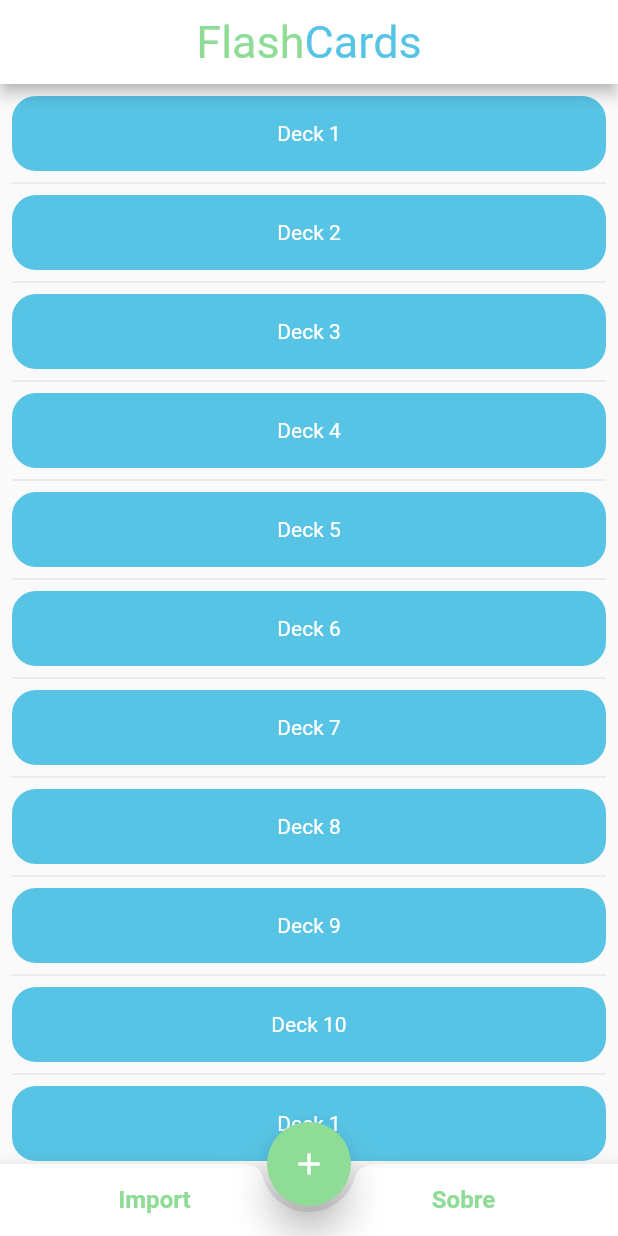
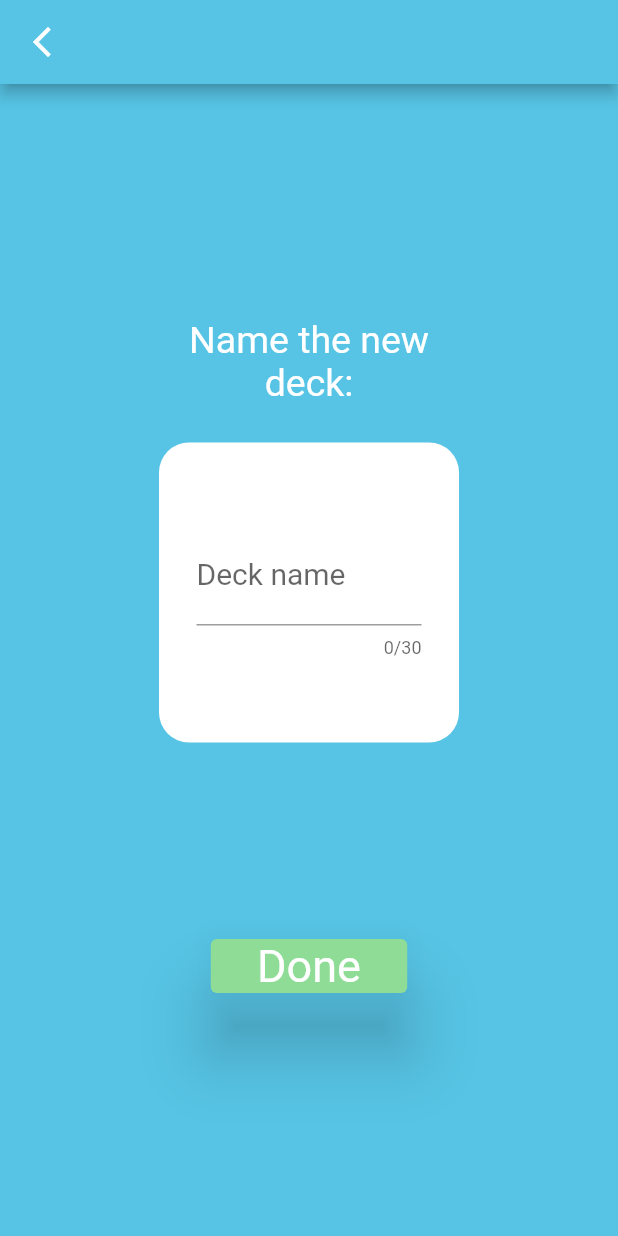
Before and after one commit to MarceloMaues/flashcard_app, a Flutter app: the screen it shows after launch, after a tap on the "add" icon, on a phone screen of 412 x 824 dp. Run offline on Flutter 3.47's test engine with Material 2 defaults, Android fonts, the phone set to English and light mode, and no system bars; our stand-ins replace awesome_dialog, get, mobx.

Commit message:
Caminho create deck + pop ups no create deck + algumas funções no controler

```diff
--- a/lib/App.dart
+++ b/lib/App.dart
@@ -4,13 +4,14 @@ import 'package:flashcard_app/FrontEnd/HomeView/HomeView.dart';
 import 'package:flutter/cupertino.dart';
 import 'package:provider/provider.dart';
 import 'Controller.dart';
+import 'FrontEnd/CreateDeckView/CreateDeckView.dart';
 
 void main() {
   runApp(
     ChangeNotifierProvider(
-      create: (context) => Controller(),
-      child: MyApp(),
-     )
+        create: (context) => Controller(),
+        child: MyApp(),
+      )
   );
 }
 
@@ -21,6 +22,9 @@ class MyApp extends StatelessWidget {
       title: 'FlashCards',//Só serve pra dar nome na página web
       debugShowCheckedModeBanner: false,
       home: HomeView(),
+      routes:{
+        '/CreateDeckView':(context) => CreateDeckView()
+      },
     );
   }
 }
--- /dev/null
+++ b/lib/FrontEnd/CreateDeckView/Containers/DeckNameBox.dart
@@ -0,0 +1,134 @@
+import 'package:awesome_dialog/awesome_dialog.dart';
+import 'package:flutter/cupertino.dart';
+import 'package:flutter/material.dart';
+
+class DeckNameBox extends StatelessWidget {
+  DeckNameBox({Key? key}) : super(key: key);
+  TextEditingController deckName = TextEditingController();
+
+  @override
+  Widget build(BuildContext context) {
+    return Column(
+
+      crossAxisAlignment: CrossAxisAlignment.center,
+      mainAxisAlignment: MainAxisAlignment.center,
+      children: <Widget>[
+        Row(
+            crossAxisAlignment: CrossAxisAlignment.center,
+            mainAxisAlignment: MainAxisAlignment.center,
+            children: <Widget>[
+              Container(
+                color: Color.fromRGBO(87, 196, 229, 1),
+                width: 200,
+                child: Align(
+                  alignment: Alignment.center,
+                  child: Text(
+                    'Name the new deck:',
+                    style: TextStyle(
+                      fontSize: 25.0,
+                      color: Colors.white,
+                    ),
+                    textAlign: TextAlign.center,
+                  ),
+                ),
+              ),
+              Row(
+                children: <Widget>[
+                  SizedBox(height: 50),
+                ],
+              ),
+            ]),
+        Container(
+          child: ConstrainedBox(
+            constraints: BoxConstraints(maxWidth: 150),
+            child: TextField(
+              controller: deckName,
+              maxLength: 30,
+              decoration: InputDecoration(
+                labelText: 'Deck name',
+              ),
+              onSubmitted: (String teste) {
+                print(teste);
+              },
+              style: TextStyle(
+                fontSize: 20.0,
+                color: Colors.black,
+              ),
+            ),
+          ),
+          decoration: BoxDecoration(
+            borderRadius: BorderRadius.all(Radius.circular(20)),
+            color: Color.fromRGBO(255, 255, 255, 1),
+          ),
+          margin: EdgeInsets.all(25.0),
+          alignment: Alignment.center,
+          width: 200,
+          height: 200,
+
+        ),
+        Row(
+          children: <Widget>[
+            SizedBox(height: 100),
+          ],
+        ),
+        Row(
+          crossAxisAlignment: CrossAxisAlignment.end,
+          mainAxisAlignment: MainAxisAlignment.center,
+          children: <Widget>[
+            ElevatedButton(
+              onPressed: () {
+                String noSpace = deckName.text.trim();
+                if(deckName.text.isNotEmpty && noSpace.isNotEmpty){
+                  try {
+                    //save deck + go to edit deck here
+                    AwesomeDialog(
+                      context: context,
+                      dialogType: DialogType.SUCCES,
+                      animType: AnimType.BOTTOMSLIDE,
+                      title: 'Congratulations!',
+                      desc: 'You created a deck named '+noSpace,
+                      btnOkOnPress: () {},
+                    )..show();
+
+                  } catch (e) {
+                    AwesomeDialog(
+                      context: context,
+                      dialogType: DialogType.ERROR,
+                      animType: AnimType.BOTTOMSLIDE,
+                      title: 'Ops......!:',
+                      desc: 'A error ocurred: '+e.toString(),
+                      btnOkOnPress: () {},
+                    )..show();
+
+                  }
+                  print(noSpace);
+                }else{
+                  AwesomeDialog(
+                    context: context,
+                    dialogType: DialogType.ERROR,
+                    animType: AnimType.BOTTOMSLIDE,
+                    title: 'Ops......!:',
+                    desc: 'Deck name needs to be not empty!',
+                    btnOkOnPress: () {},
+                  )..show();
+                }},
+              style: ElevatedButton.styleFrom(
+                primary: Color.fromRGBO(143, 220, 151, 1),
+                elevation: 20.0,
+                textStyle: TextStyle(
+                  fontSize: 30,
+                ),
+              ),
+              child: const Text(
+                '  Done  ',
+              ),
+            ),
+          ],
+        ),
+      ],
+    );
+  }
+
+
+
+}
--- /dev/null
+++ b/lib/FrontEnd/CreateDeckView/CreateDeckView.dart
@@ -0,0 +1,21 @@
+import 'package:flutter/material.dart';
+import 'package:flashcard_app/FrontEnd/CreateDeckView/Containers/DeckNameBox.dart';
+
+class CreateDeckView extends StatelessWidget {
+  CreateDeckView({Key? key}) : super(key: key);
+  @override
+  Widget build(BuildContext context) {
+    return Scaffold(
+        backgroundColor: Color(0xff57C4E5),
+        appBar: AppBar(
+          backgroundColor: Color(0xff57C4E5),
+          leading: IconButton(
+            color: Colors.white,
+            icon: const Icon(Icons.arrow_back_ios_new_sharp),
+            onPressed: () => Navigator.of(context).pop(context),
+          ),
+        ),
+        body: DeckNameBox()
+    );
+  }
+}
--- a/lib/FrontEnd/HomeView/Containers/BottomBar.dart
+++ b/lib/FrontEnd/HomeView/Containers/BottomBar.dart
@@ -18,7 +18,7 @@ class BottomBar extends StatelessWidget {
                   alignment: Alignment.center,
                   foregroundColor: MaterialStateProperty.all<Color>(Color(0xff8FDC97)),
                 ),
-                onPressed: () {},
+                onPressed: () {Navigator.of(context).pushNamed('/poha');},
                 child: Text('Import',
                     style: TextStyle(
                         fontWeight: FontWeight.bold,
--- a/lib/FrontEnd/HomeView/HomeView.dart
+++ b/lib/FrontEnd/HomeView/HomeView.dart
@@ -1,9 +1,11 @@
 import 'package:flashcard_app/Controller.dart';
 import 'package:flashcard_app/FrontEnd/HomeView/Containers/DecksAvailable.dart';
 import 'package:flashcard_app/FrontEnd/HomeView/Containers/BottomBar.dart';
+import 'package:flashcard_app/FrontEnd/CreateDeckView/CreateDeckView.dart';
 import 'package:flutter/material.dart';
 import 'package:flutter/cupertino.dart';
 import 'package:provider/provider.dart';
+
 
 
 // ignore: must_be_immutable
@@ -41,7 +43,9 @@ class HomeView extends StatelessWidget{
             }
         ),
         floatingActionButton: FloatingActionButton(
-          onPressed: () => Provider.of<Controller>(context, listen: false).addDeck(),
+          onPressed: (){
+            Navigator.of(context).pushNamed('/CreateDeckView');
+            },//Provider.of<Controller>(context, listen: false).addDeck(),
           tooltip: 'Increment',
           child: Icon(Icons.add),
           backgroundColor: Color(0xff8FDC97),
```
Also changed, not shown: lib/BackEnd/DataStructures/Deck.dart (+9 -14 lines), lib/Controller.dart (+36 -1 lines), lib/FrontEnd/FlashCardFront/FlashCardFront.dart (added, +109 -0 lines).
